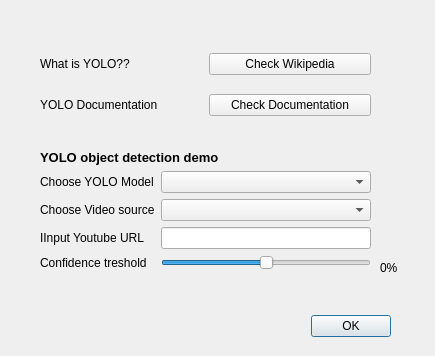
Before: the Qt Designer form UI_files/init_dialog.ui in Unkkis/Yolo_demo, drawn with Qt 5.
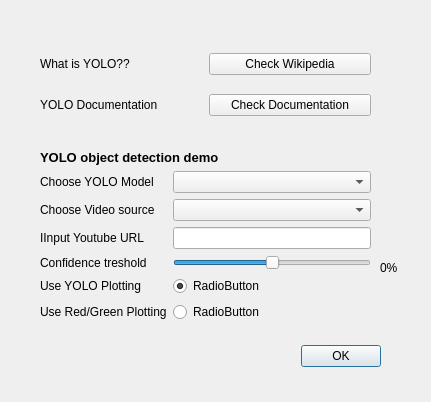
After: the same form once the commit is applied.

Commit message: yolo_plotting lisätty

```diff
--- a/UI_files/init_dialog.ui
+++ b/UI_files/init_dialog.ui
@@ -6,8 +6,8 @@
    <rect>
     <x>0</x>
     <y>0</y>
-    <width>435</width>
-    <height>356</height>
+    <width>431</width>
+    <height>402</height>
    </rect>
   </property>
   <property name="windowTitle">
@@ -16,8 +16,8 @@
   <widget class="QDialogButtonBox" name="buttonBox">
    <property name="geometry">
     <rect>
-     <x>50</x>
-     <y>310</y>
+     <x>40</x>
+     <y>340</y>
      <width>341</width>
      <height>32</height>
     </rect>
@@ -75,7 +75,7 @@
      <x>40</x>
      <y>150</y>
      <width>331</width>
-     <height>160</height>
+     <height>184</height>
     </rect>
    </property>
    <layout class="QFormLayout" name="formLayout">
@@ -166,6 +166,49 @@
       </property>
      </widget>
     </item>
+    <item row="6" column="1">
+     <widget class="QRadioButton" name="radioButtonCustomPlotting">
+      <property name="toolTip">
+       <string>&lt;html&gt;&lt;head/&gt;&lt;body&gt;&lt;p&gt;Use plotting where objects with confidence score over 80% are green and under 80% are red.&lt;/p&gt;&lt;/body&gt;&lt;/html&gt;</string>
+      </property>
+      <property name="text">
+       <string>RadioButton</string>
+      </property>
+     </widget>
+    </item>
+    <item row="5" column="1">
+     <widget class="QRadioButton" name="radioButtonYOLOPlotting">
+      <property name="toolTip">
+       <string>&lt;html&gt;&lt;head/&gt;&lt;body&gt;&lt;p&gt;Use YOLOs built in plotting, where different objects have different colors)&lt;/p&gt;&lt;/body&gt;&lt;/html&gt;</string>
+      </property>
+      <property name="text">
+       <string>RadioButton</string>
+      </property>
+      <property name="checked">
+       <bool>true</bool>
+      </property>
+     </widget>
+    </item>
+    <item row="5" column="0">
+     <widget class="QLabel" name="label_7">
+      <property name="toolTip">
+       <string extracomment="Use YOLOs built in plotting, where different objects have different colors)">&lt;html&gt;&lt;head/&gt;&lt;body&gt;&lt;p&gt;Use YOLOs built in plotting, where different objects have different colors)&lt;/p&gt;&lt;/body&gt;&lt;/html&gt;</string>
+      </property>
+      <property name="text">
+       <string>Use YOLO Plotting</string>
+      </property>
+     </widget>
+    </item>
+    <item row="6" column="0">
+     <widget class="QLabel" name="label_8">
+      <property name="toolTip">
+       <string>&lt;html&gt;&lt;head/&gt;&lt;body&gt;&lt;p&gt;Use plotting where objects with confidence score over 80% are green and under 80% are red.&lt;/p&gt;&lt;/body&gt;&lt;/html&gt;</string>
+      </property>
+      <property name="text">
+       <string>Use Red/Green Plotting</string>
+      </property>
+     </widget>
+    </item>
    </layout>
   </widget>
   <widget class="QLabel" name="confidenceLabel">
```
The commit also changes 5 other files.
